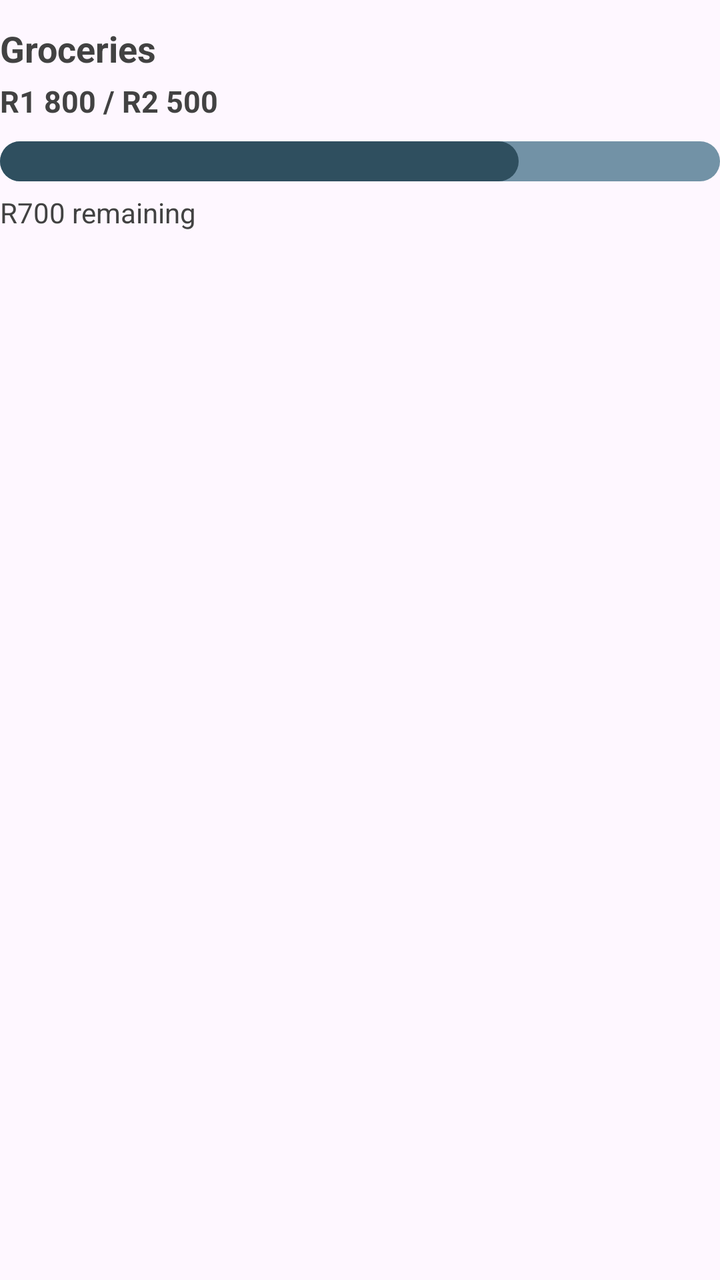
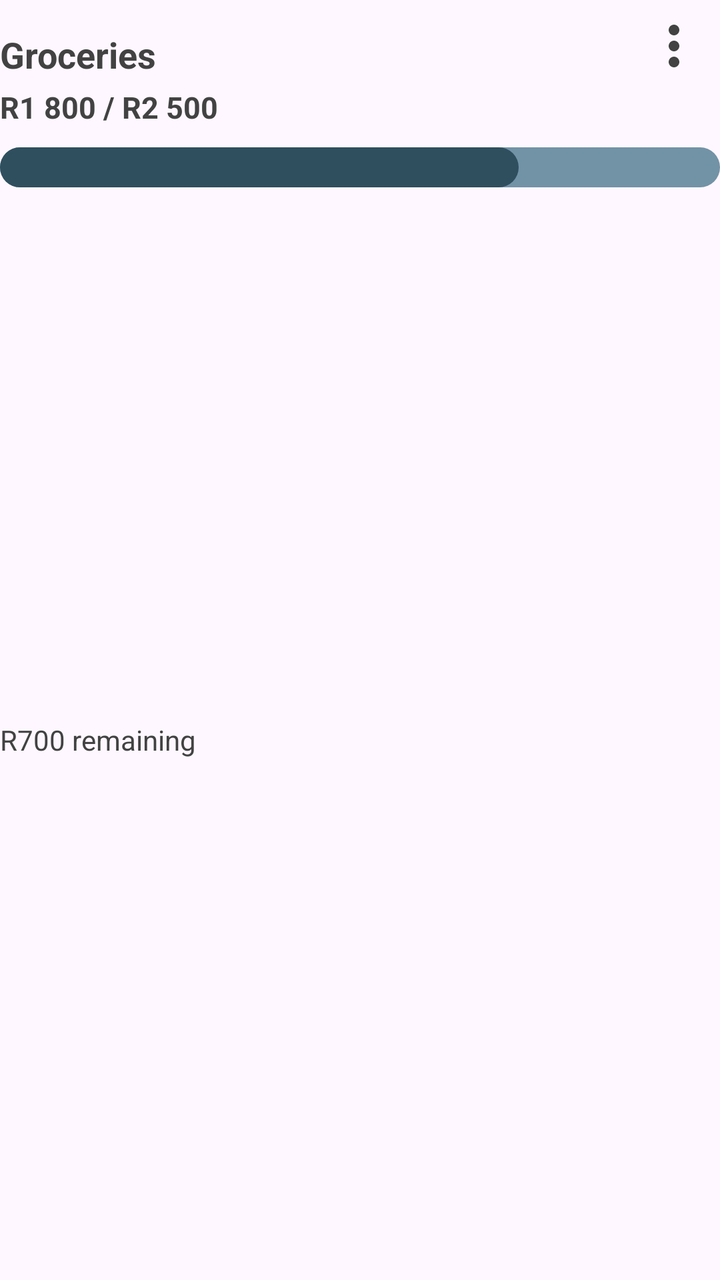

An Android layout rendered at two revisions. The XML below is the earlier revision; the diff shows what the commit changed to produce the second picture.
<!-- AndroidManifest.xml: application theme Theme.BudgieApp -->
<!-- res/layout/item_budget.xml -->
<?xml version="1.0" encoding="utf-8"?>
<LinearLayout
    xmlns:android="http://schemas.android.com/apk/res/android"
    android:id="@+id/budgetRow"
    android:layout_width="match_parent"
    android:layout_height="wrap_content"
    android:orientation="vertical"
    android:paddingVertical="12dp">

    <TextView
        android:id="@+id/txtBudgetName"
        android:layout_width="match_parent"
        android:layout_height="wrap_content"
        android:textColor="@color/soft_black"
        android:textSize="18sp"
        android:textStyle="bold"
        android:text="Groceries" />

    <TextView
        android:id="@+id/txtBudgetAmount"
        android:layout_width="match_parent"
        android:layout_height="wrap_content"
        android:layout_marginTop="4dp"
        android:textColor="@color/soft_black"
        android:textSize="15sp"
        android:textStyle="bold"
        android:text="R1 800 / R2 500" />

    <ProgressBar
        android:id="@+id/progressBudget"
        style="?android:progressBarStyleHorizontal"
        android:layout_width="match_parent"
        android:layout_height="20dp"
        android:layout_marginTop="10dp"
        android:indeterminate="false"
        android:max="100"
        android:progressDrawable="@drawable/custom_progressbar"
        android:progress="72"/>

    <TextView
        android:id="@+id/txtBudgetStatus"
        android:layout_width="match_parent"
        android:layout_height="wrap_content"
        android:layout_marginTop="6dp"
        android:textColor="@color/soft_black"
        android:textSize="14sp"
        android:text="R700 remaining"/>

</LinearLayout>
<!-- resources referenced by this layout -->
<resources>
  <color name="soft_black">#424242</color>
  <!-- drawable custom_progressbar (drawable) -->
  <?xml version="1.0" encoding="utf-8"?>
  <layer-list xmlns:android="http://schemas.android.com/apk/res/android">
      
      <item android:id="@android:id/background">
  
          <shape android:shape="rectangle">
  
              <solid android:color="@color/input_blue" />
              <corners android:radius="10dp" />
  
          </shape>
  
      </item>
  
  
      
      <item android:id="@android:id/progress">
  
  
          <scale android:scaleWidth = "100%">
  
              <shape android:shape="rectangle">
  
                  <solid android:color="@color/budget_blue" />
                  <corners android:radius="10dp" />
  
              </shape>
  
          </scale>
  
      </item>
  
  </layer-list>
  <style name="Theme.BudgieApp" parent="Base.Theme.BudgieApp" />
  <color name="input_blue">#7292A6</color>
  <color name="budget_blue">#2F4F5F</color>
  <style name="Base.Theme.BudgieApp" parent="Theme.Material3.DayNight.NoActionBar">
          
          
          <item name="android:textColor">#000000</item>
      </style>
</resources>

<!-- the commit's change to res/layout/item_budget.xml (unified diff, before → after) -->
@@ -1,16 +1,28 @@
 <?xml version="1.0" encoding="utf-8"?>
-<LinearLayout
-    xmlns:android="http://schemas.android.com/apk/res/android"
+<androidx.constraintlayout.widget.ConstraintLayout xmlns:android="http://schemas.android.com/apk/res/android"
+    xmlns:app="http://schemas.android.com/apk/res-auto"
     android:id="@+id/budgetRow"
     android:layout_width="match_parent"
-    android:layout_height="wrap_content"
-    android:orientation="vertical"
-    android:paddingVertical="12dp">
+    android:layout_height="wrap_content">
+
+    <ImageButton
+        android:layout_width="46dp"
+        android:layout_height="46dp"
+        android:id="@+id/btnOptions"
+        android:src="@drawable/baseline_more_vert_24"
+        android:backgroundTint="@android:color/transparent"
+        app:tint="@color/soft_black"
+        app:layout_constraintEnd_toEndOf="parent"
+        app:layout_constraintTop_toTopOf="parent"/>
 
     <TextView
         android:id="@+id/txtBudgetName"
-        android:layout_width="match_parent"
+        android:layout_width="0dp"
         android:layout_height="wrap_content"
+        android:layout_marginTop="15dp"
+        app:layout_constraintStart_toStartOf="parent"
+        app:layout_constraintEnd_toEndOf="parent"
+        app:layout_constraintTop_toTopOf="parent"
         android:textColor="@color/soft_black"
         android:textSize="18sp"
         android:textStyle="bold"
@@ -18,9 +30,12 @@
 
     <TextView
         android:id="@+id/txtBudgetAmount"
-        android:layout_width="match_parent"
+        android:layout_width="0dp"
         android:layout_height="wrap_content"
         android:layout_marginTop="4dp"
+        app:layout_constraintStart_toStartOf="parent"
+        app:layout_constraintEnd_toEndOf="parent"
+        app:layout_constraintTop_toBottomOf="@id/txtBudgetName"
         android:textColor="@color/soft_black"
         android:textSize="15sp"
         android:textStyle="bold"
@@ -29,9 +44,12 @@
     <ProgressBar
         android:id="@+id/progressBudget"
         style="?android:progressBarStyleHorizontal"
-        android:layout_width="match_parent"
+        android:layout_width="0dp"
         android:layout_height="20dp"
         android:layout_marginTop="10dp"
+        app:layout_constraintStart_toStartOf="parent"
+        app:layout_constraintEnd_toEndOf="parent"
+        app:layout_constraintTop_toBottomOf="@id/txtBudgetAmount"
         android:indeterminate="false"
         android:max="100"
         android:progressDrawable="@drawable/custom_progressbar"
@@ -39,11 +57,15 @@
 
     <TextView
         android:id="@+id/txtBudgetStatus"
-        android:layout_width="match_parent"
+        android:layout_width="0dp"
         android:layout_height="wrap_content"
         android:layout_marginTop="6dp"
+        app:layout_constraintStart_toStartOf="parent"
+        app:layout_constraintEnd_toEndOf="parent"
+        app:layout_constraintTop_toBottomOf="@id/progressBudget"
+        app:layout_constraintBottom_toBottomOf="parent"
         android:textColor="@color/soft_black"
         android:textSize="14sp"
         android:text="R700 remaining"/>
 
-</LinearLayout>
+</androidx.constraintlayout.widget.ConstraintLayout>
<!-- resource entries referenced after the edit -->
@@ -1,6 +1,12 @@
 <!-- resources referenced by this layout -->
 <resources>
   <color name="soft_black">#424242</color>
+  <!-- drawable baseline_more_vert_24 (drawable) -->
+  <vector xmlns:android="http://schemas.android.com/apk/res/android" android:height="32dp" android:tint="#FFFFFF" android:viewportHeight="24" android:viewportWidth="24" android:width="32dp">
+        
+      <path android:fillColor="@android:color/white" android:pathData="M12,8c1.1,0 2,-0.9 2,-2s-0.9,-2 -2,-2 -2,0.9 -2,2 0.9,2 2,2zM12,10c-1.1,0 -2,0.9 -2,2s0.9,2 2,2 2,-0.9 2,-2 -0.9,-2 -2,-2zM12,16c-1.1,0 -2,0.9 -2,2s0.9,2 2,2 2,-0.9 2,-2 -0.9,-2 -2,-2z"/>
+      
+  </vector>
   <!-- drawable custom_progressbar (drawable) -->
   <?xml version="1.0" encoding="utf-8"?>
   <layer-list xmlns:android="http://schemas.android.com/apk/res/android">
